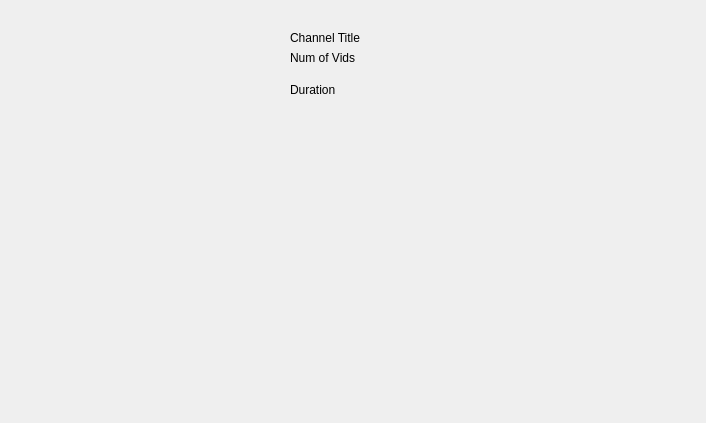
The window that ui/channelDetail.ui (drk10015/WatchTime-Calculator) describes before a commit, drawn with Qt 5.
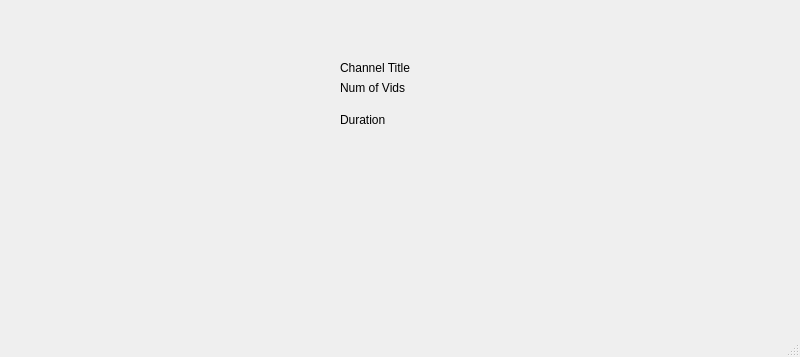
The same window after the commit.

Commit message: modified:   driver.py 	modified:   loads/offlineLoader.py 	modified:   loads/runTimeAPILoader.py 	modified:   loads/shortDoc.html 	modified:   models/Video.py 	modified:   ui/channelDetail.ui 	modified:   user.dictionary 	modified:   views/ChannelDetailWindow.py 	modified:   views/DetailWindow.py 	modified:   views/MainWindowClass.py 	modified:   views/ProgressWindow.py 	modified:   views/SortWindow.py

```diff
--- a/ui/channelDetail.ui
+++ b/ui/channelDetail.ui
@@ -1,23 +1,37 @@
 <?xml version="1.0" encoding="UTF-8"?>
 <ui version="4.0">
- <class>Dialog</class>
- <widget class="QDialog" name="Dialog">
+ <class>MainWindow</class>
+ <widget class="QMainWindow" name="MainWindow">
   <property name="geometry">
    <rect>
     <x>0</x>
     <y>0</y>
-    <width>706</width>
-    <height>423</height>
+    <width>800</width>
+    <height>357</height>
    </rect>
   </property>
   <property name="windowTitle">
    <string>Dialog</string>
   </property>
+  <widget class="QWidget" name="centralwidget">
+   <widget class="QLabel" name="channelTitle">
+    <property name="geometry">
+     <rect>
+      <x>340</x>
+      <y>60</y>
+      <width>401</width>
+      <height>16</height>
+     </rect>
+    </property>
+    <property name="text">
+     <string>Channel Title</string>
+    </property>
+   </widget>
   <widget class="QLabel" name="channelThumbnail">
    <property name="geometry">
     <rect>
-     <x>0</x>
-     <y>0</y>
+      <x>50</x>
+      <y>30</y>
      <width>231</width>
      <height>191</height>
     </rect>
@@ -26,37 +40,11 @@
     <string/>
    </property>
   </widget>
-  <widget class="QLabel" name="channelTitle">
-   <property name="geometry">
-    <rect>
-     <x>290</x>
-     <y>30</y>
-     <width>401</width>
-     <height>16</height>
-    </rect>
-   </property>
-   <property name="text">
-    <string>Channel Title</string>
-   </property>
-  </widget>
-  <widget class="QLabel" name="numberVidLabel">
-   <property name="geometry">
-    <rect>
-     <x>290</x>
-     <y>50</y>
-     <width>411</width>
-     <height>16</height>
-    </rect>
-   </property>
-   <property name="text">
-    <string>Num of Vids</string>
-   </property>
-  </widget>
   <widget class="QLabel" name="durationLabel">
    <property name="geometry">
     <rect>
-     <x>290</x>
-     <y>80</y>
+      <x>340</x>
+      <y>110</y>
      <width>421</width>
      <height>20</height>
     </rect>
@@ -65,6 +53,31 @@
     <string>Duration</string>
    </property>
   </widget>
+   <widget class="QLabel" name="numberVidLabel">
+    <property name="geometry">
+     <rect>
+      <x>340</x>
+      <y>80</y>
+      <width>411</width>
+      <height>16</height>
+     </rect>
+    </property>
+    <property name="text">
+     <string>Num of Vids</string>
+    </property>
+   </widget>
+  </widget>
+  <widget class="QMenuBar" name="menubar">
+   <property name="geometry">
+    <rect>
+     <x>0</x>
+     <y>0</y>
+     <width>800</width>
+     <height>21</height>
+    </rect>
+   </property>
+  </widget>
+  <widget class="QStatusBar" name="statusbar"/>
  </widget>
  <resources/>
  <connections/>
```
Left out of the diff: 2 changed lines with no effect on the pictures. Lines whose indentation alone changed are shown as unchanged. The commit also changes 11 other files.
